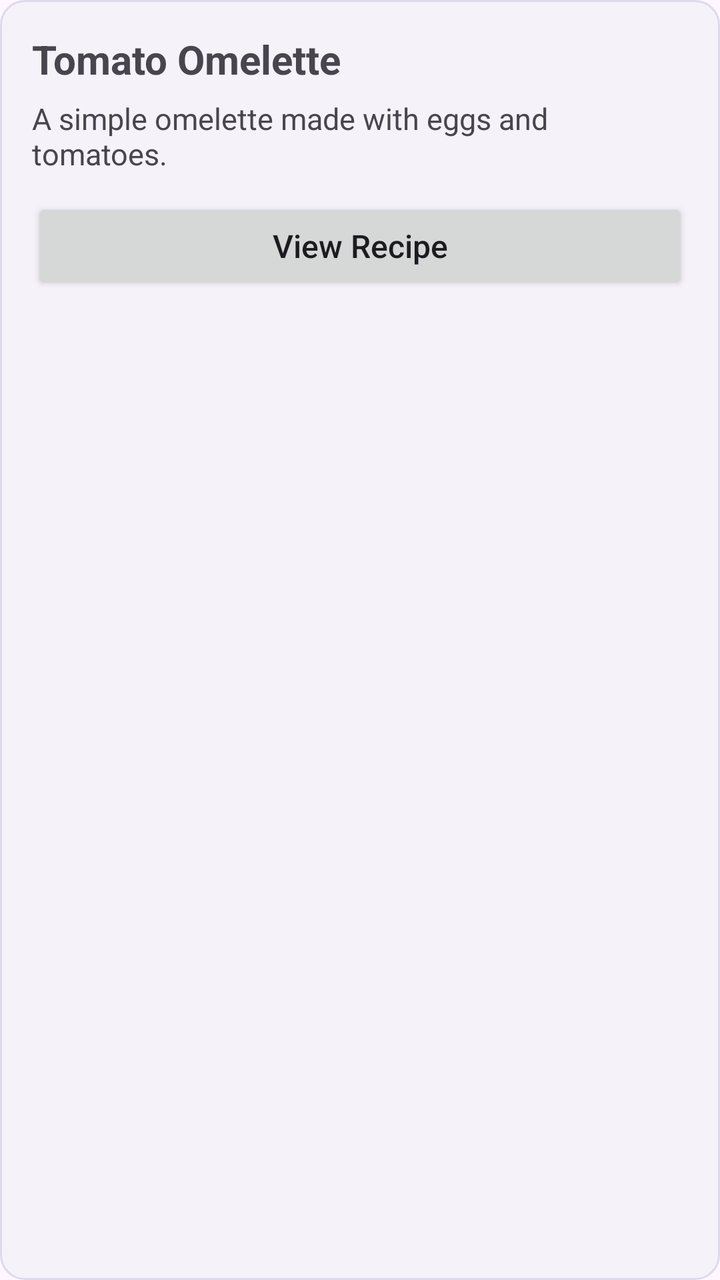
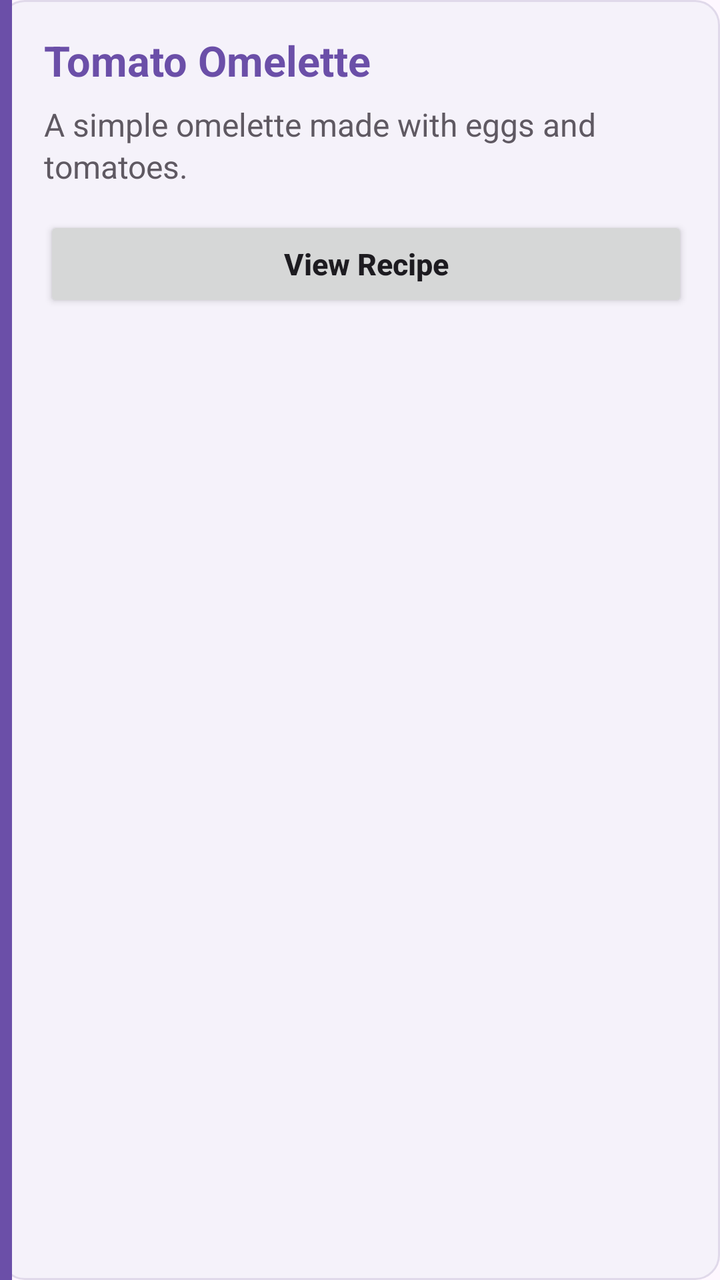

Two renders of the same Android screen: before a commit and after it. Below are the layout's source before the change and the commit's diff.
<!-- AndroidManifest.xml: application theme Theme.SmartPantryManager -->
<!-- res/layout/item_recipe.xml -->
<?xml version="1.0" encoding="utf-8"?>
<LinearLayout xmlns:android="http://schemas.android.com/apk/res/android"
    android:layout_width="match_parent"
    android:layout_height="wrap_content"
    android:orientation="vertical"
    android:padding="16dp"
    android:layout_marginBottom="12dp"
    android:background="@drawable/recipe_background">

    <TextView
        android:id="@+id/tvRecipeName"
        android:layout_width="match_parent"
        android:layout_height="wrap_content"
        android:text="Tomato Omelette"
        android:textSize="20sp"
        android:textStyle="bold" />

    <TextView
        android:id="@+id/tvRecipeDescription"
        android:layout_width="match_parent"
        android:layout_height="wrap_content"
        android:text="A simple omelette made with eggs and tomatoes."
        android:textSize="15sp"
        android:layout_marginTop="6dp" />

    <Button
        android:id="@+id/btnViewRecipe"
        android:layout_width="match_parent"
        android:layout_height="wrap_content"
        android:text="View Recipe"
        android:textSize="16sp"
        android:minHeight="48dp"
        android:textAllCaps="false"
        android:layout_marginTop="12dp" />

</LinearLayout>
<!-- resources referenced by this layout -->
<resources>
  <!-- drawable recipe_background (drawable) -->
  <?xml version="1.0" encoding="utf-8"?>
  <shape xmlns:android="http://schemas.android.com/apk/res/android"
      android:shape="rectangle">
  
      <solid android:color="#F5F2FA" />
  
      <corners android:radius="12dp" />
  
      <stroke
          android:width="1dp"
          android:color="#E0D9EA" />
  
  </shape>
  <style name="Theme.SmartPantryManager" parent="Base.Theme.SmartPantryManager" />
  <style name="Base.Theme.SmartPantryManager" parent="Theme.Material3.DayNight.NoActionBar">
          
          
      </style>
</resources>

<!-- the commit's change to res/layout/item_recipe.xml (unified diff, before → after) -->
@@ -2,35 +2,55 @@
 <LinearLayout xmlns:android="http://schemas.android.com/apk/res/android"
     android:layout_width="match_parent"
     android:layout_height="wrap_content"
-    android:orientation="vertical"
-    android:padding="16dp"
+    android:orientation="horizontal"
     android:layout_marginBottom="12dp"
     android:background="@drawable/recipe_background">
 
-    <TextView
-        android:id="@+id/tvRecipeName"
-        android:layout_width="match_parent"
+    
+    <View
+        android:id="@+id/recipeColorAccent"
+        android:layout_width="6dp"
+        android:layout_height="match_parent"
+        android:background="#6B4FA8" />
+
+    
+    <LinearLayout
+        android:layout_width="0dp"
         android:layout_height="wrap_content"
-        android:text="Tomato Omelette"
-        android:textSize="20sp"
-        android:textStyle="bold" />
+        android:layout_weight="1"
+        android:orientation="vertical"
+        android:padding="16dp">
 
-    <TextView
-        android:id="@+id/tvRecipeDescription"
-        android:layout_width="match_parent"
-        android:layout_height="wrap_content"
-        android:text="A simple omelette made with eggs and tomatoes."
-        android:textSize="15sp"
-        android:layout_marginTop="6dp" />
+        <TextView
+            android:id="@+id/tvRecipeName"
+            android:layout_width="match_parent"
+            android:layout_height="wrap_content"
+            android:text="Tomato Omelette"
+            android:textSize="21sp"
+            android:textStyle="bold"
+            android:textColor="#6B4FA8" />
 
-    <Button
-        android:id="@+id/btnViewRecipe"
-        android:layout_width="match_parent"
-        android:layout_height="wrap_content"
-        android:text="View Recipe"
-        android:textSize="16sp"
-        android:minHeight="48dp"
-        android:textAllCaps="false"
-        android:layout_marginTop="12dp" />
+        <TextView
+            android:id="@+id/tvRecipeDescription"
+            android:layout_width="match_parent"
+            android:layout_height="wrap_content"
+            android:text="A simple omelette made with eggs and tomatoes."
+            android:textSize="16sp"
+            android:textColor="#5F5962"
+            android:lineSpacingExtra="2dp"
+            android:layout_marginTop="7dp" />
+
+        <Button
+            android:id="@+id/btnViewRecipe"
+            android:layout_width="match_parent"
+            android:layout_height="48dp"
+            android:text="View Recipe"
+            android:textSize="15sp"
+            android:textStyle="bold"
+            android:textAllCaps="false"
+            android:minHeight="0dp"
+            android:layout_marginTop="14dp" />
+
+    </LinearLayout>
 
 </LinearLayout>
